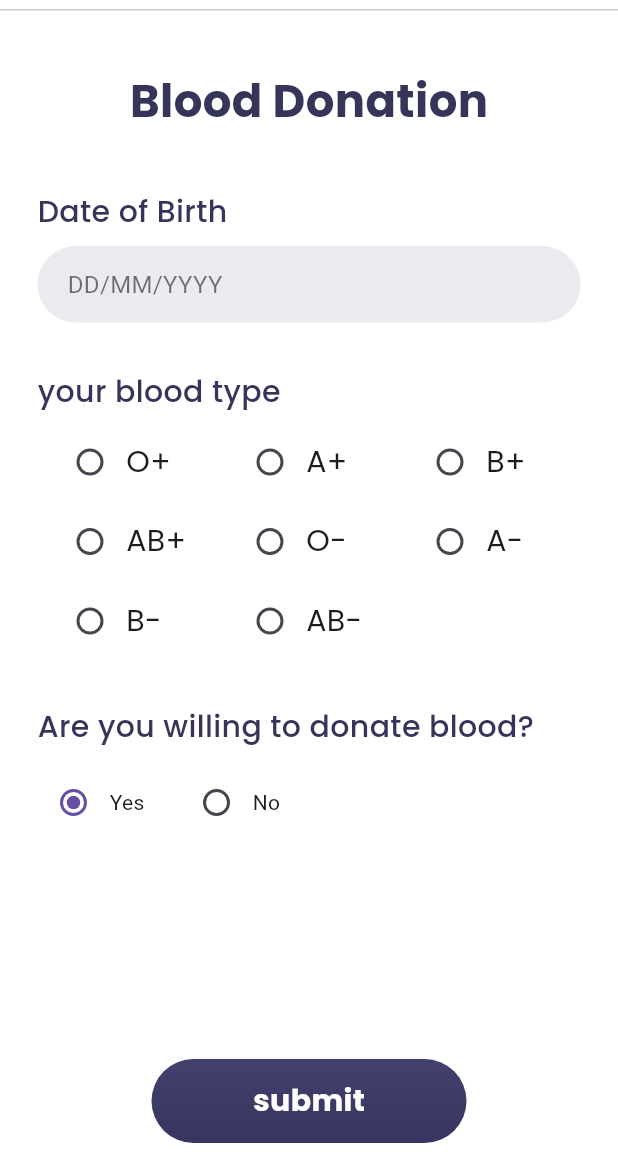
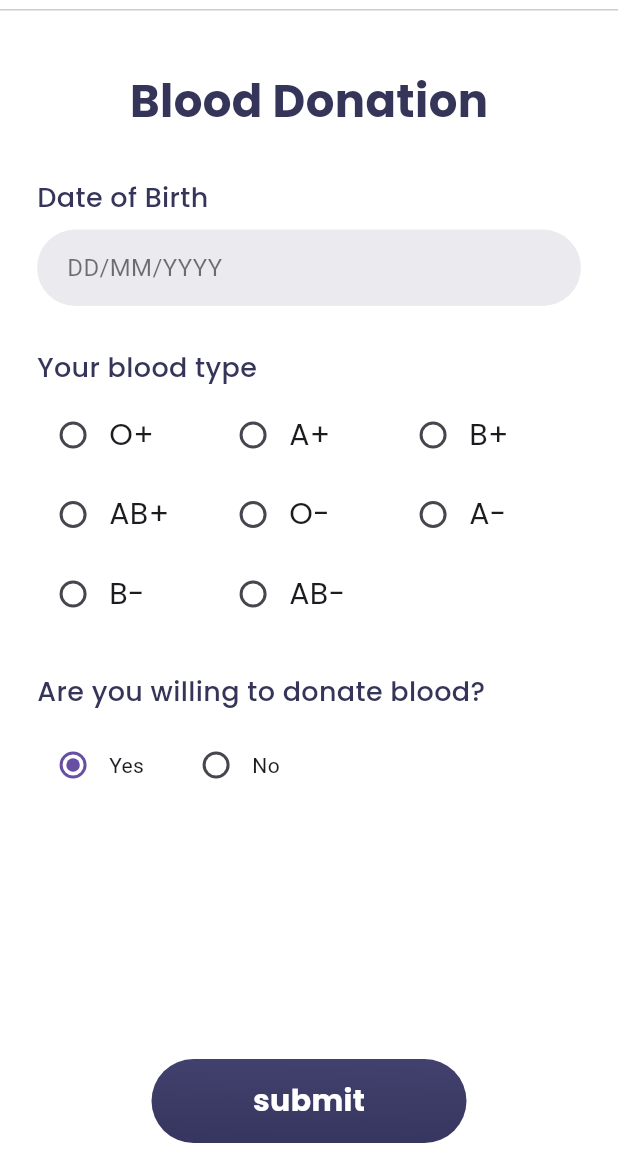
Before and after one commit to Albin2420/Medicare, a Flutter app: the BloodDonationform screen opened directly, on a phone screen of 412 x 824 dp, the part 75-1236 px from its top. Run offline on Flutter 3.47's test engine with Material 3 defaults, Android fonts, the phone set to English and light mode, and no system bars; our stand-ins replace audioplayers, camera, dartz, dio, firebase_core, firebase_messaging and 15 more; missing offline and left inert: audio_waveforms, flutter_phone_direct_caller, open_route_service, twilio_flutter; accounts and stored records are empty; network calls fail.

Commit message:
finalized version

```diff
--- a/lib/src/presentation/controller/registrationcontroller/registrationcontroller.dart
+++ b/lib/src/presentation/controller/registrationcontroller/registrationcontroller.dart
@@ -30,6 +30,7 @@ class Registrationcontroller extends GetxController {
   RxInt timer = 30.obs; // countdown seconds
   RxBool canResend = false.obs;
   Timer? _countdownTimer;
+  RxString yesNoSelection = 'Yes'.obs;
 
   //login
   TextEditingController phncontrolller = TextEditingController();
@@ -115,6 +116,11 @@ class Registrationcontroller extends GetxController {
     }
   }
 
+  void updateWillingness(String value) {
+    yesNoSelection.value = value;
+    isReadytoDonate.value = value == 'Yes';
+  }
+
   void updateBloodIndo({
     required String accessToken,
     required String bloodType,
--- a/lib/src/presentation/screens/registration/bloodDonationform.dart
+++ b/lib/src/presentation/screens/registration/bloodDonationform.dart
@@ -1,16 +1,15 @@
 import 'dart:developer';
-
 import 'package:flutter/material.dart';
-
+import 'package:fluttertoast/fluttertoast.dart';
 import 'package:get/get.dart';
 import 'package:google_fonts/google_fonts.dart';
 import 'package:medicare/src/presentation/controller/registrationcontroller/registrationcontroller.dart';
 import 'package:medicare/src/presentation/screens/registration/otp.dart';
-import 'package:medicare/src/presentation/widgets/Datepicker.dart';
-import 'package:medicare/src/presentation/widgets/bloodGroupselector.dart';
+import 'package:medicare/src/presentation/screens/registration/widgets/BloodGroupSelector.dart';
+import 'package:medicare/src/presentation/screens/registration/widgets/datepicker(dob).dart';
+import 'package:medicare/src/presentation/screens/registration/widgets/yesNoselector.dart';
 
 import 'package:medicare/src/presentation/widgets/gradientbutton.dart';
-import 'package:medicare/src/presentation/widgets/yesNoselector.dart';
 
 class BloodDonationform extends StatelessWidget {
   const BloodDonationform({super.key});
@@ -18,6 +17,8 @@ class BloodDonationform extends StatelessWidget {
   @override
   Widget build(BuildContext context) {
     final ctrl = Get.find<Registrationcontroller>();
+    final screenWidth = MediaQuery.of(context).size.width;
+
     return Scaffold(
       backgroundColor: Colors.white,
       appBar: AppBar(
@@ -53,89 +54,80 @@ class BloodDonationform extends StatelessWidget {
           ],
         ),
       ),
-      body: Padding(
-        padding: const EdgeInsets.symmetric(horizontal: 25),
+      body: SafeArea(
+        child: LayoutBuilder(
+          builder: (context, constraints) {
+            final isTablet = constraints.maxWidth > 600;
+
+            return SingleChildScrollView(
+              padding: EdgeInsets.symmetric(horizontal: screenWidth * 0.06),
               child: Column(
+                crossAxisAlignment: CrossAxisAlignment.start,
                 children: [
-            SizedBox(height: 40),
+                  SizedBox(height: isTablet ? 60 : 40),
                   Center(
                     child: Text(
                       "Blood Donation",
                       style: GoogleFonts.poppins(
                         fontWeight: FontWeight.w700,
-                  fontSize: 30,
+                        fontSize: isTablet ? 36 : 30,
                         color: const Color(0xff353459),
                       ),
                     ),
                   ),
-            SizedBox(height: 38),
+                  SizedBox(height: isTablet ? 40 : 30),
 
-            Row(
-              children: [
+                  // DOB Label
                   Text(
                     "Date of Birth",
                     style: GoogleFonts.poppins(
                       fontWeight: FontWeight.w500,
-                    fontSize: 20,
+                      fontSize: isTablet ? 22 : 18,
                       color: const Color(0xff353459),
                     ),
                   ),
-              ],
+                  const SizedBox(height: 8),
+
+                  // DatePicker
+                  DatePicker(showPreviousDates: true),
+
+                  SizedBox(height: isTablet ? 36 : 28),
+
+                  // Blood type label
+                  Text(
+                    "Your blood type",
+                    style: GoogleFonts.poppins(
+                      fontWeight: FontWeight.w500,
+                      fontSize: isTablet ? 22 : 18,
+                      color: const Color(0xff353459),
+                    ),
                   ),
                   const SizedBox(height: 8),
 
-            DatePicker(
-              onDateSelected: (String dobDate) {
-                log("date:$dobDate");
-                ctrl.dob.value = dobDate;
-              },
-              showPreviousDates: true,
-            ),
+                  // Blood type selector
+                  BloodGroupSelector(),
 
-            SizedBox(height: 32),
-            Row(
-              children: [
-                Text(
-                  "your blood type",
-                  style: GoogleFonts.poppins(
-                    fontWeight: FontWeight.w500,
-                    fontSize: 20,
-                    color: const Color(0xff353459),
-                  ),
-                ),
-              ],
-            ),
-            const SizedBox(height: 8),
-            BloodGroupSelector(
-              onChanged: (String? p1) {
-                ctrl.bloodType.value = p1!;
-              },
-            ),
-            SizedBox(height: 32),
-            Row(
-              children: [
+                  SizedBox(height: isTablet ? 36 : 28),
+
+                  // Donation willingness label
                   Text(
                     "Are you willing to donate blood?",
                     style: GoogleFonts.poppins(
                       fontWeight: FontWeight.w500,
-                    fontSize: 20,
+                      fontSize: isTablet ? 22 : 18,
                       color: const Color(0xff353459),
                     ),
                   ),
+                  const SizedBox(height: 12),
+
+                  // Yes/No selector
+                  YesNoSelector(),
+
+                  const SizedBox(height: 20),
                 ],
               ),
-            const SizedBox(height: 12),
-            Row(
-              children: [
-                YesNoSelector(
-                  onChanged: (bool? p2) {
-                    ctrl.isReadytoDonate.value = p2!;
+            );
           },
-                ),
-              ],
-            ),
-            SizedBox(height: 12),
-          ],
         ),
       ),
       bottomNavigationBar: BottomAppBar(
@@ -144,9 +136,15 @@ class BloodDonationform extends StatelessWidget {
         child: GradientBorderContainer(
           name: "submit",
           onTap: () {
-            // ctrl.submitRegistration();
+            if (ctrl.dob.value.isEmpty || ctrl.bloodType.value.isEmpty) {
+              Fluttertoast.showToast(
+                msg: "please fill all the neccessary fields",
+              );
+              return;
+            }
+
             ctrl.sendotp();
-            Get.to(() => Otp());
+            Get.to(() => const Otp());
           },
         ),
       ),
--- a/lib/src/presentation/screens/registration/userRegistration.dart
+++ b/lib/src/presentation/screens/registration/userRegistration.dart
@@ -6,7 +6,7 @@ import 'package:flutter/material.dart';
 import 'package:get/get.dart';
 import 'package:google_fonts/google_fonts.dart';
 import 'package:medicare/src/presentation/controller/registrationcontroller/registrationcontroller.dart';
-import 'package:medicare/src/presentation/widgets/Datepicker.dart';
+
 import 'package:medicare/src/presentation/widgets/GroupPicker.dart';
 import 'package:medicare/src/presentation/widgets/gradientbutton.dart';
 
--- /dev/null
+++ b/lib/src/presentation/screens/registration/widgets/BloodGroupSelector.dart
@@ -0,0 +1,57 @@
+import 'package:flutter/material.dart';
+import 'package:get/get.dart';
+import 'package:google_fonts/google_fonts.dart';
+import 'package:medicare/src/presentation/controller/registrationcontroller/registrationcontroller.dart';
+
+class BloodGroupSelector extends StatelessWidget {
+  final Registrationcontroller ctrl = Get.find<Registrationcontroller>();
+
+  BloodGroupSelector({super.key});
+
+  final List<String> bloodGroups = const [
+    'O+',
+    'A+',
+    'B+',
+    'AB+',
+    'O-',
+    'A-',
+    'B-',
+    'AB-',
+  ];
+
+  @override
+  Widget build(BuildContext context) {
+    return Obx(() {
+      return Wrap(
+        spacing: 20,
+        runSpacing: 5,
+        children: bloodGroups.map((group) {
+          return SizedBox(
+            width: 100,
+            child: Row(
+              mainAxisSize: MainAxisSize.min,
+              children: [
+                Radio<String>(
+                  value: group,
+                  groupValue: ctrl.bloodType.value,
+                  onChanged: (value) {
+                    if (value != null) {
+                      ctrl.bloodType.value = value;
+                    }
+                  },
+                ),
+                Text(
+                  group,
+                  style: GoogleFonts.poppins(
+                    fontWeight: FontWeight.w400,
+                    fontSize: 20,
+                  ),
+                ),
+              ],
+            ),
+          );
+        }).toList(),
+      );
+    });
+  }
+}
--- /dev/null
+++ b/lib/src/presentation/screens/registration/widgets/datepicker(dob).dart
@@ -0,0 +1,66 @@
+import 'package:flutter/material.dart';
+import 'package:get/get.dart';
+import 'package:intl/intl.dart';
+import 'package:medicare/src/presentation/controller/registrationcontroller/registrationcontroller.dart';
+
+class DatePicker extends StatelessWidget {
+  final bool showPreviousDates;
+
+  DatePicker({super.key, this.showPreviousDates = false});
+
+  final Registrationcontroller ctrl = Get.find<Registrationcontroller>();
+
+  Future<void> _selectDate(BuildContext context) async {
+    final DateTime now = DateTime.now();
+
+    final DateTime? picked = await showDatePicker(
+      context: context,
+      initialDate: ctrl.dob.value.isEmpty
+          ? now
+          : DateTime.tryParse(ctrl.dob.value) ?? now,
+      firstDate: showPreviousDates ? DateTime(1900) : now,
+      lastDate: DateTime(2100),
+      builder: (BuildContext context, Widget? child) {
+        return Theme(
+          data: Theme.of(context).copyWith(
+            colorScheme: const ColorScheme.light(
+              primary: Color(0xff27264D),
+              onPrimary: Colors.white,
+              onSurface: Colors.black,
+            ),
+            textButtonTheme: TextButtonThemeData(
+              style: TextButton.styleFrom(foregroundColor: Color(0xff27264D)),
+            ),
+          ),
+          child: child!,
+        );
+      },
+    );
+
+    if (picked != null) {
+      final formattedDate = DateFormat('yyyy-MM-dd').format(picked);
+      ctrl.dob.value = formattedDate;
+    }
+  }
+
+  @override
+  Widget build(BuildContext context) {
+    return Obx(() {
+      return GestureDetector(
+        onTap: () => _selectDate(context),
+        child: Container(
+          width: MediaQuery.of(context).size.width,
+          padding: const EdgeInsets.symmetric(horizontal: 20, vertical: 14),
+          decoration: BoxDecoration(
+            color: const Color(0xffEBEBEF),
+            borderRadius: BorderRadius.circular(50),
+          ),
+          child: Text(
+            ctrl.dob.value.isEmpty ? "DD/MM/YYYY" : ctrl.dob.value,
+            style: const TextStyle(color: Colors.black54, fontSize: 16),
+          ),
+        ),
+      );
+    });
+  }
+}
--- /dev/null
+++ b/lib/src/presentation/screens/registration/widgets/yesNoselector.dart
@@ -0,0 +1,35 @@
+import 'package:flutter/material.dart';
+import 'package:get/get.dart';
+import 'package:medicare/src/presentation/controller/registrationcontroller/registrationcontroller.dart';
+
+class YesNoSelector extends StatelessWidget {
+  final Registrationcontroller ctrl = Get.find<Registrationcontroller>();
+
+  YesNoSelector({super.key});
+
+  @override
+  Widget build(BuildContext context) {
+    return Obx(() {
+      return Row(
+        children: ['Yes', 'No'].map((option) {
+          return Row(
+            mainAxisSize: MainAxisSize.min,
+            children: [
+              Radio<String>(
+                value: option,
+                groupValue: ctrl.yesNoSelection.value,
+                onChanged: (value) {
+                  if (value != null) {
+                    ctrl.updateWillingness(value);
+                  }
+                },
+              ),
+              Text(option),
+              const SizedBox(width: 24),
+            ],
+          );
+        }).toList(),
+      );
+    });
+  }
+}
--- a/lib/src/presentation/widgets/Datepicker.dart
+++ /dev/null
@@ -1,75 +0,0 @@
-import 'package:flutter/material.dart';
-import 'package:intl/intl.dart';
-
-class DatePicker extends StatefulWidget {
-  final ValueChanged<String> onDateSelected;
-  final bool showPreviousDates;
-
-  const DatePicker({
-    super.key,
-    required this.onDateSelected,
-    this.showPreviousDates = false, // default to false
-  });
-
-  @override
-  State<DatePicker> createState() => _DatePickerState();
-}
-
-class _DatePickerState extends State<DatePicker> {
-  DateTime? selectedDate;
-  String? selectedDateString;
-
-  Future<void> _selectDate(BuildContext context) async {
-    final DateTime now = DateTime.now();
-    final DateTime? picked = await showDatePicker(
-      context: context,
-      initialDate: selectedDate ?? now,
-      firstDate: widget.showPreviousDates ? DateTime(1900) : now,
-      lastDate: DateTime(2100),
-      builder: (BuildContext context, Widget? child) {
-        return Theme(
-          data: Theme.of(context).copyWith(
-            colorScheme: const ColorScheme.light(
-              primary: Color(0xff27264D),
-              onPrimary: Colors.white,
-              onSurface: Colors.black,
-            ),
-            textButtonTheme: TextButtonThemeData(
-              style: TextButton.styleFrom(foregroundColor: Color(0xff27264D)),
-            ),
-          ),
-          child: child!,
-        );
-      },
-    );
-
-    if (picked != null) {
-      final formattedDate = DateFormat('yyyy-MM-dd').format(picked);
-      setState(() {
-        selectedDate = picked;
-        selectedDateString = formattedDate;
-      });
-
-      widget.onDateSelected(formattedDate);
-    }
-  }
-
-  @override
-  Widget build(BuildContext context) {
-    return GestureDetector(
-      onTap: () => _selectDate(context),
-      child: Container(
-        width: MediaQuery.of(context).size.width,
-        padding: const EdgeInsets.symmetric(horizontal: 20, vertical: 14),
-        decoration: BoxDecoration(
-          color: const Color(0xffEBEBEF),
-          borderRadius: BorderRadius.circular(50),
-        ),
-        child: Text(
-          selectedDateString ?? "DD/MM/YYYY",
-          style: const TextStyle(color: Colors.black54, fontSize: 16),
-        ),
-      ),
-    );
-  }
-}
--- a/lib/src/presentation/widgets/bloodGroupselector.dart
+++ /dev/null
@@ -1,63 +0,0 @@
-import 'package:flutter/material.dart';
-import 'package:google_fonts/google_fonts.dart';
-
-class BloodGroupSelector extends StatefulWidget {
-  final void Function(String?)? onChanged; // ✅ Callback for selected value
-
-  const BloodGroupSelector({super.key, required this.onChanged});
-
-  @override
-  _BloodGroupSelectorState createState() => _BloodGroupSelectorState();
-}
-
-class _BloodGroupSelectorState extends State<BloodGroupSelector> {
-  String? _selectedGroup;
-
-  final List<String> bloodGroups = [
-    'O+',
-    'A+',
-    'B+',
-    'AB+',
-    'O-',
-    'A-',
-    'B-',
-    'AB-',
-  ];
-
-  @override
-  Widget build(BuildContext context) {
-    return Wrap(
-      spacing: 20,
-      runSpacing: 5,
-      children: bloodGroups.map((group) {
-        return SizedBox(
-          width: 100,
-          child: Row(
-            mainAxisSize: MainAxisSize.min,
-            children: [
-              Radio<String>(
-                value: group,
-                groupValue: _selectedGroup,
-                onChanged: (value) {
-                  setState(() {
-                    _selectedGroup = value;
-                  });
-                  if (widget.onChanged != null) {
-                    widget.onChanged!(value); // ✅ Trigger the callback
-                  }
-                },
-              ),
-              Text(
-                group,
-                style: GoogleFonts.poppins(
-                  fontWeight: FontWeight.w400,
-                  fontSize: 20,
-                ),
-              ),
-            ],
-          ),
-        );
-      }).toList(),
-    );
-  }
-}
--- a/lib/src/presentation/widgets/yesNoselector.dart
+++ /dev/null
@@ -1,56 +0,0 @@
-import 'package:flutter/material.dart';
-
-class YesNoSelector extends StatefulWidget {
-  final void Function(bool) onChanged;
-
-  const YesNoSelector({super.key, required this.onChanged});
-
-  @override
-  _YesNoSelectorState createState() => _YesNoSelectorState();
-}
-
-class _YesNoSelectorState extends State<YesNoSelector> {
-  String? _selectedOption;
-
-  void _handleChange(String? value) {
-    setState(() {
-      _selectedOption = value;
-    });
-
-    // Return true if value is "Yes" or null (default); otherwise false
-    final result = value == null || value == 'Yes';
-    widget.onChanged(result);
-  }
-
-  @override
-  void initState() {
-    super.initState();
-    _selectedOption = 'Yes'; // ✅ Preselect "Yes"
-    WidgetsBinding.instance.addPostFrameCallback((_) {
-      widget.onChanged(true); // ✅ Trigger initial callback
-    });
-  }
-
-  @override
-  Widget build(BuildContext context) {
-    return Row(
-      // crossAxisAlignment: CrossAxisAlignment.start,
-      // mainAxisAlignment: MainAxisAlignment.spaceBetween,
-      children: ['Yes', 'No'].map((option) {
-        return Row(
-          mainAxisAlignment: MainAxisAlignment.spaceBetween,
-          mainAxisSize: MainAxisSize.min,
-          children: [
-            Radio<String>(
-              value: option,
-              groupValue: _selectedOption,
-              onChanged: _handleChange,
-            ),
-            Text(option),
-            SizedBox(width: 24),
-          ],
-        );
-      }).toList(),
-    );
-  }
-}
```
Also changed, not shown: lib/src/presentation/controller/appstartupcontroller/appstartupcontroller.dart (+9 -0 lines), pubspec.lock. Lines whose indentation alone changed are shown as unchanged.
